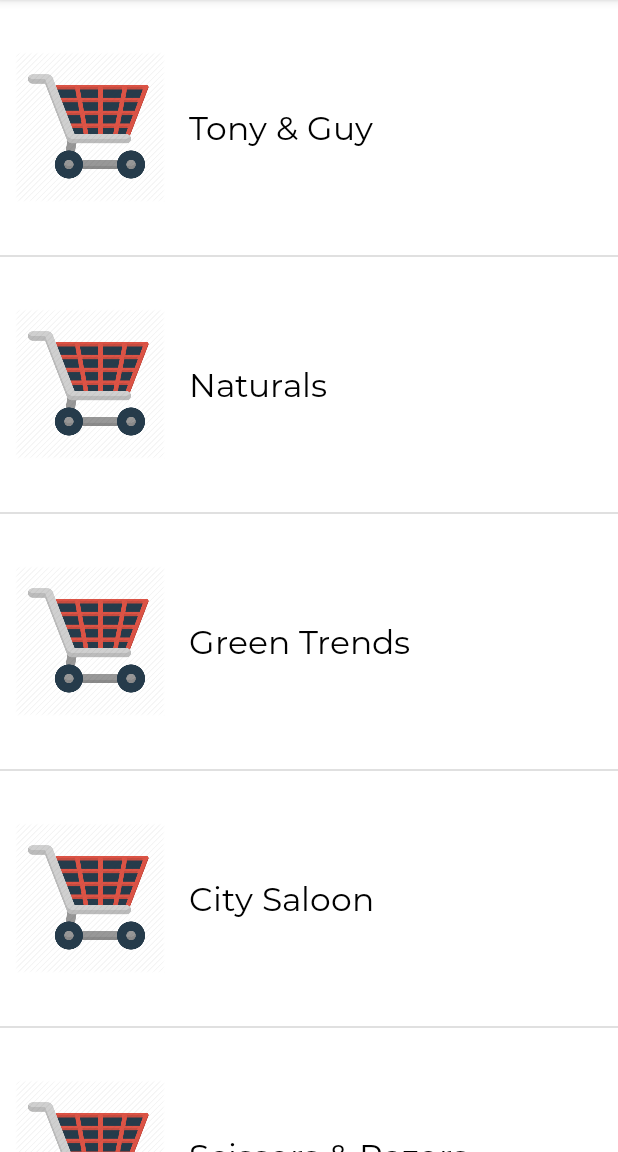
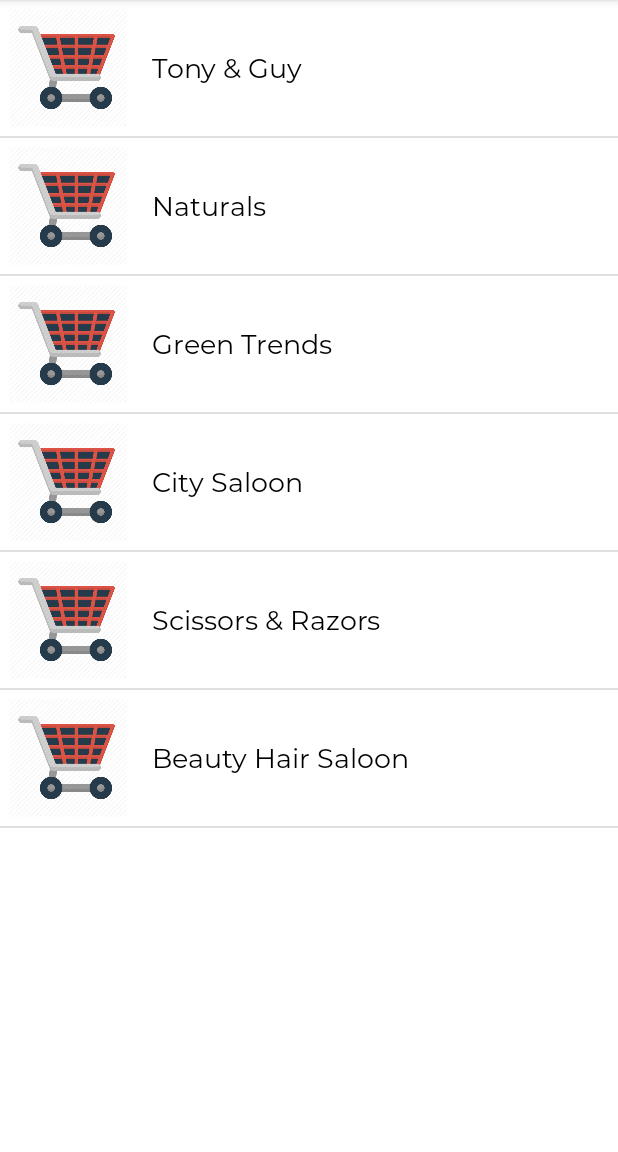
Before and after one commit to prakashkumar001/covid19-project, an Android app: the HomeActivity screen opened directly, with no data from a screen before it, after a tap on "Saloon", on a phone screen of 412 x 824 dp, the part 84-1236 px from its top. Run offline under Robolectric (Android 15) with nearby library versions, the phone set to English and light mode, and no system bars; our stand-ins replace CircleImageView, Room's generated code; pictures from the network do not load.

Commit message:
Added updated shop list

```diff
--- a/app/src/main/java/com/virus/covid19/account/Login.kt
+++ b/app/src/main/java/com/virus/covid19/account/Login.kt
@@ -278,7 +278,7 @@ class Login :AppCompatActivity(), View.OnClickListener{
                             try {
                                 val sender = MailSender(
                                     "akshav00@gmail.com",
-                                    ""
+                                    "Baiu123@"
                                 )
                                 sender.sendMail(
                                     "This is a test subject", "Your Password is : "+user.password,
--- a/app/src/main/java/com/virus/covid19/database/dao/ShopsDao.kt
+++ b/app/src/main/java/com/virus/covid19/database/dao/ShopsDao.kt
@@ -24,5 +24,7 @@ interface ShopsDao {
     @Query("SELECT * FROM shops WHERE id = :id")
     fun loadShopById(id: Int): Shops?
 
+    @Query("SELECT * FROM shops WHERE shopName = :shopname")
+    fun getShopByName(shopname:String): Shops?
 
 }
--- a/app/src/main/java/com/virus/covid19/database/entities/Product.kt
+++ b/app/src/main/java/com/virus/covid19/database/entities/Product.kt
@@ -19,6 +19,7 @@ class Product constructor() {
         this.product_type = product_type
     }
 
+
     @PrimaryKey(autoGenerate = true)
     var id: Int = 0
     var shop_id: String? = null
@@ -27,6 +28,7 @@ class Product constructor() {
     var qty: String? = null
     var product_desc: String? = null
     var product_type: String? = null
+    var product_image: String? = null
 
 
 }
--- a/app/src/main/java/com/virus/covid19/database/entities/Shops.kt
+++ b/app/src/main/java/com/virus/covid19/database/entities/Shops.kt
@@ -10,4 +10,7 @@ class Shops {
     var id: Int = 0
     var shopName: String? = null
     var shopType:String?=null
+    var shopImageUrl:String?=null
+    var shopBgColor:String?=null
+
 }
--- a/app/src/main/java/com/virus/covid19/home/HomeActivity.kt
+++ b/app/src/main/java/com/virus/covid19/home/HomeActivity.kt
@@ -16,6 +16,7 @@ import com.virus.covid19.database.entities.Product
 import com.virus.covid19.database.entities.Shops
 import com.virus.covid19.fragments.Home
 import com.virus.covid19.model.DrawerItem
+import com.virus.covid19.model.ShopDetail
 import com.virus.covid19.payment.CartPage
 import com.virus.covid19.textview.CustomTextView
 import com.virus.covid19.viewholder.DrawerAdapter
@@ -84,106 +85,115 @@ class HomeActivity : AppCompatActivity() {
     private fun addDataIntoDB()
     {
         AppExecutors.getInstance().diskIO().execute(Runnable {
-            var grocery=ArrayList<String>()
-            grocery.add("Nilgris")
-            grocery.add("Global")
-            grocery.add("Nature Stores")
-            grocery.add("Snack Paradise")
-            grocery.add("Reliance Super Market")
+            var grocery=ArrayList<ShopDetail>()
+            grocery.add(ShopDetail("Nilgris","https://th.thgim.com/migration_catalog/article10983021.ece/ALTERNATES/FREE_660/Nil"))
+            grocery.add(ShopDetail("Global","https://media-exp1.licdn.com/dms/image/C4D0BAQGBO2-ay1Jz0w/company-logo_200_200/0?e=2159024400&v=beta&t=4bi8yf7qmVvLbdxLY9GTSIy2yt_P_TmAfoa6NeNUi3Y"))
+            grocery.add(ShopDetail("Nature Stores","https://cdn-a.william-reed.com/var/wrbm_gb_food_pharma/storage/images/7/6/4/6/2576467-1-eng-GB/US-market-can-support-at-least-1-100-Natural-Grocers-by-Vitamin-Cottage-stores-says-IPO-filing_wrbm_large.jpg"))
+            grocery.add(ShopDetail("Snack Paradise","https://media.istockphoto.com/photos/group-of-sweet-and-salty-snacks-perfect-for-binge-watching-picture-id1149135424"))
+            grocery.add(ShopDetail("Reliance Super Market","https://content.jdmagicbox.com/comp/vadodara/k6/0265px265.x265.140402182816.y1k6/catalogue/reliance-market-undera-vadodara-grocery-wholesalers-1dilhbi.jpg"))
 
             for(i in 0 until grocery.size)
             {
                 /*Add shops to table*/
                 var shop=Shops()
-                shop.shopName=grocery.get(i)
+                shop.shopName=grocery.get(i).product_name
                 shop.shopType="Grocery Shops"
+                shop.shopBgColor="#FFFFFF"
+                shop.shopImageUrl=grocery.get(i).product_image
                 AppDatabase.getInstance(this).shopsDao().insertShop(shop)
             }
 
 
-            var saloon=ArrayList<String>()
-            saloon.add("Tony & Guy")
-            saloon.add("Naturals")
-            saloon.add("Green Trends")
-            saloon.add("City Saloon")
-            saloon.add("Scissors & Razors")
-            saloon.add("Beauty Hair Saloon")
+            var saloon=ArrayList<ShopDetail>()
+            saloon.add(ShopDetail("Tony & Guy",""))
+            saloon.add(ShopDetail("Naturals",""))
+            saloon.add(ShopDetail("Green Trends",""))
+            saloon.add(ShopDetail("City Saloon",""))
+            saloon.add(ShopDetail("Scissors & Razors",""))
+            saloon.add(ShopDetail("Beauty Hair Saloon",""))
 
             for(i in 0 until saloon.size)
             {
                 /*Add shops to table*/
                 var shop=Shops()
-                shop.shopName=saloon.get(i)
+                shop.shopName=saloon.get(i).product_name
                 shop.shopType="Saloon"
+                shop.shopBgColor="#FFFFFF"
+                shop.shopImageUrl=saloon.get(i).product_image
                 AppDatabase.getInstance(this).shopsDao().insertShop(shop)
             }
 
 
 
 
-            var medicals=ArrayList<String>()
-            medicals.add("Apollo Pharmacy")
-            medicals.add("Public Pharmacy")
-            medicals.add("Vista Pharmacy")
-            medicals.add("Stanley's Pharmacy")
-            medicals.add("Joseph Medicals")
-            medicals.add("KMC Medicals")
+            var medicals=ArrayList<ShopDetail>()
+            medicals.add(ShopDetail("Apollo Pharmacy",""))
+            medicals.add(ShopDetail("Public Pharmacy",""))
+            medicals.add(ShopDetail("Vista Pharmacy",""))
+            medicals.add(ShopDetail("Stanley's Pharmacy",""))
+            medicals.add(ShopDetail("Joseph Medicals",""))
+            medicals.add(ShopDetail("KMC Medicals",""))
 
 
             for(i in 0 until medicals.size)
             {
                 /*Add shops to table*/
                 var shop=Shops()
-                shop.shopName=medicals.get(i)
+                shop.shopName=medicals.get(i).product_name
                 shop.shopType="Medicals"
+                shop.shopBgColor="#FFFFFF"
+                shop.shopImageUrl=medicals.get(i).product_image
                 AppDatabase.getInstance(this).shopsDao().insertShop(shop)
             }
 
 
 
 
-            var hotel=ArrayList<String>()
-            hotel.add("Saravana Bhavan")
-            hotel.add("Sea Shell")
-            hotel.add("Thalapakatti")
-            hotel.add("Kannapa")
-            hotel.add("Banna Leaf")
-            hotel.add("KFC")
-            hotel.add("Dominos")
-
+            var hotel=ArrayList<ShopDetail>()
+            hotel.add(ShopDetail("Saravana Bhavan",""))
+            hotel.add(ShopDetail("Sea Shell",""))
+            hotel.add(ShopDetail("Thalapakatti",""))
+            hotel.add(ShopDetail("Kannapa",""))
+            hotel.add(ShopDetail("Banna Leaf",""))
+            hotel.add(ShopDetail("KFC",""))
+            hotel.add(ShopDetail("Dominos",""))
 
             for(i in 0 until hotel.size)
             {
                 /*Add shops to table*/
                 var shop=Shops()
-                shop.shopName=hotel.get(i)
+                shop.shopName=hotel.get(i).product_name
                 shop.shopType="Hotels"
+                shop.shopBgColor="#FFFFFF"
+                shop.shopImageUrl=hotel.get(i).product_image
                 AppDatabase.getInstance(this).shopsDao().insertShop(shop)
             }
 
 
-            var physio=ArrayList<String>()
-            hotel.add("SRM Hospital")
-            hotel.add("SRV Physio")
-            hotel.add("Physiotheraphy and card")
+            var physio=ArrayList<ShopDetail>()
+            hotel.add(ShopDetail("SRM Hospital",""))
+            hotel.add(ShopDetail("SRV Physio",""))
+            hotel.add(ShopDetail("Physiotheraphy and card",""))
 
             for(i in 0 until physio.size)
             {
                 /*Add shops to table*/
                 var shop=Shops()
-                shop.shopName=physio.get(i)
+                shop.shopName=physio.get(i).product_name
                 shop.shopType="Physiotherapist"
+                shop.shopBgColor="#FFFFFF"
+                shop.shopImageUrl=physio.get(i).product_image
                 AppDatabase.getInstance(this).shopsDao().insertShop(shop)
             }
 
 
-            var vegetables=ArrayList<String>()
-            vegetables.add("Garden Roots")
-            vegetables.add("SRR Vegetable Market")
-            vegetables.add("At your door Market")
-            vegetables.add("Muruyan Vegetable Shop")
-            vegetables.add("Diamond Vegetable Market")
-            vegetables.add("AVC Vegetable Market")
+            var vegetables=ArrayList<ShopDetail>()
+            vegetables.add(ShopDetail("Garden Roots",""))
+            vegetables.add(ShopDetail("SRR Vegetable Market",""))
+            vegetables.add(ShopDetail("At your door Market",""))
+            vegetables.add(ShopDetail("Muruyan Vegetable Shop",""))
+            vegetables.add(ShopDetail("Diamond Vegetable Market",""))
+            vegetables.add(ShopDetail("AVC Vegetable Market",""))
 
 
 
@@ -191,8 +201,10 @@ class HomeActivity : AppCompatActivity() {
             {
                 /*Add shops to table*/
                 var shop=Shops()
-                shop.shopName=vegetables.get(i)
+                shop.shopName=vegetables.get(i).product_name
                 shop.shopType="Vegetable Shops"
+                shop.shopBgColor="#FFFFFF"
+                shop.shopImageUrl=vegetables.get(i).product_image
                 AppDatabase.getInstance(this).shopsDao().insertShop(shop)
             }
 
--- /dev/null
+++ b/app/src/main/java/com/virus/covid19/model/ShopDetail.kt
@@ -0,0 +1,11 @@
+package com.virus.covid19.model
+
+class ShopDetail {
+    constructor(product_name: String?, product_image: String?) {
+        this.product_name = product_name
+        this.product_image = product_image
+    }
+
+    var product_name: String? = null
+    var product_image: String? = null
+}
--- a/app/src/main/java/com/virus/covid19/viewholder/ShopListAdapter.kt
+++ b/app/src/main/java/com/virus/covid19/viewholder/ShopListAdapter.kt
@@ -1,25 +1,30 @@
 package com.virus.covid19.viewholder
 
+import android.content.Context
 import android.view.LayoutInflater
 import android.view.View
 import android.view.ViewGroup
 import androidx.recyclerview.widget.RecyclerView
+import com.bumptech.glide.Glide
 import com.virus.covid19.R
 import com.virus.covid19.database.entities.Shops
 import com.virus.covid19.interfaces.CardClickListener
 import kotlinx.android.synthetic.main.drawer_item.view.*
+import kotlinx.android.synthetic.main.drawer_item.view.icon
+import kotlinx.android.synthetic.main.drawer_item.view.title
+import kotlinx.android.synthetic.main.item_shop.view.*
 
 class ShopListAdapter(private val shopList:List<Shops>,private val cardClickListener: CardClickListener):RecyclerView.Adapter<RecyclerView.ViewHolder>() {
     private var mRecyclerViewHolder: RecyclerView.ViewHolder? = null
-
+    private var mContext:Context?=null
     class ShopListViewHolder(viewGroup: ViewGroup) : RecyclerView.ViewHolder(
         LayoutInflater.from(viewGroup.context)
             .inflate(R.layout.item_shop, viewGroup, false)
     ) {
-
     }
     override fun onCreateViewHolder(parent: ViewGroup, viewType: Int): RecyclerView.ViewHolder {
         mRecyclerViewHolder= ShopListViewHolder(parent)
+        mContext=parent.context
 
         return mRecyclerViewHolder as RecyclerView.ViewHolder
     }
@@ -32,6 +37,7 @@ class ShopListAdapter(private val shopList:List<Shops>,private val cardClickList
     override fun onBindViewHolder(holder: RecyclerView.ViewHolder, position: Int) {
         var viewHolder=holder as ShopListViewHolder
         viewHolder.itemView.title.text=shopList.get(position).shopName
+        Glide.with(mContext!!).asBitmap().load(shopList.get(position).shopImageUrl).placeholder(R.drawable.cart_image).into(viewHolder.itemView.icon)
 
         viewHolder.itemView.setOnClickListener(View.OnClickListener {
             cardClickListener.getCategoryName(shopList.get(position).shopType!!)
--- a/app/src/main/res/layout/fragment_shop.xml
+++ b/app/src/main/res/layout/fragment_shop.xml
@@ -1,6 +1,7 @@
 <?xml version="1.0" encoding="utf-8"?>
 <LinearLayout xmlns:android="http://schemas.android.com/apk/res/android"
     android:orientation="vertical" android:layout_width="match_parent"
+    android:id="@+id/bg"
     android:layout_height="match_parent"
     android:background="#ccc">
 
--- a/app/src/main/res/layout/item_shop.xml
+++ b/app/src/main/res/layout/item_shop.xml
@@ -3,15 +3,15 @@
     xmlns:app="http://schemas.android.com/apk/res-auto"
     android:orientation="horizontal"
     android:layout_width="match_parent"
-    android:layout_height="150dp"
-    android:layout_margin="10dp"
+    android:layout_height="80dp"
+    android:layout_margin="5dp"
     android:background="?attr/selectableItemBackground">
     <ImageView
         android:id="@+id/icon"
-        android:layout_width="100dp"
+        android:layout_width="80dp"
         android:layout_gravity="center"
         android:src="@drawable/cart_image"
-        android:layout_height="100dp" />
+        android:layout_height="80dp" />
     <com.virus.covid19.textview.CustomTextView
         android:id="@+id/title"
         android:layout_width="match_parent"
@@ -19,7 +19,7 @@
         android:textColor="@android:color/black"
         android:text="HAHAH"
         android:layout_gravity="center"
-        android:textSize="22sp"
+        android:textSize="18sp"
         app:font_name="montserrat_Regular"
         android:layout_marginLeft="16dp"/>
 </LinearLayout>
```
Also changed, not shown: app/src/main/java/com/virus/covid19/fragments/ShopFragment.kt (+64 -0 lines), app/src/main/java/com/virus/covid19/payment/CartPage.kt (+13 -4 lines), app/src/main/res/layout/item_cart.xml (+15 -18 lines), app/src/main/res/layout/item_product.xml (+5 -5 lines).
